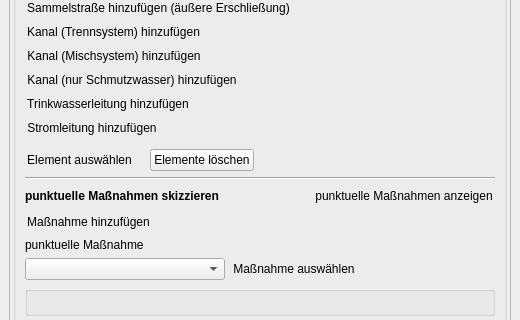
Before: the Qt Designer form projektcheck/ui/ProjektCheck_dockwidget_analysis_06-IFK.ui in projektcheck/ProjektCheck-QGIS, drawn with Qt 5; both pictures show x 0 to 520 and y 141 to 461 of the 520 by 974 pixel window.
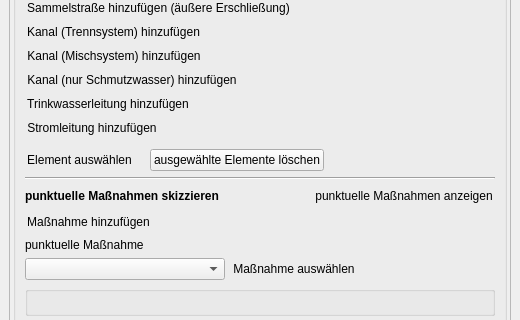
After: the same form once the commit is applied. Icons and pictures are not drawn. Custom widgets are drawn as their Qt base class.

Diff of the .ui file:
```diff
--- a/projektcheck/ui/ProjektCheck_dockwidget_analysis_06-IFK.ui
+++ b/projektcheck/ui/ProjektCheck_dockwidget_analysis_06-IFK.ui
@@ -640,7 +640,7 @@
              <item>
               <widget class="QPushButton" name="remove_lines_button">
                <property name="text">
-                <string>Elemente löschen</string>
+                <string>ausgewählte Elemente löschen</string>
                </property>
                <property name="icon">
                 <iconset>
```
